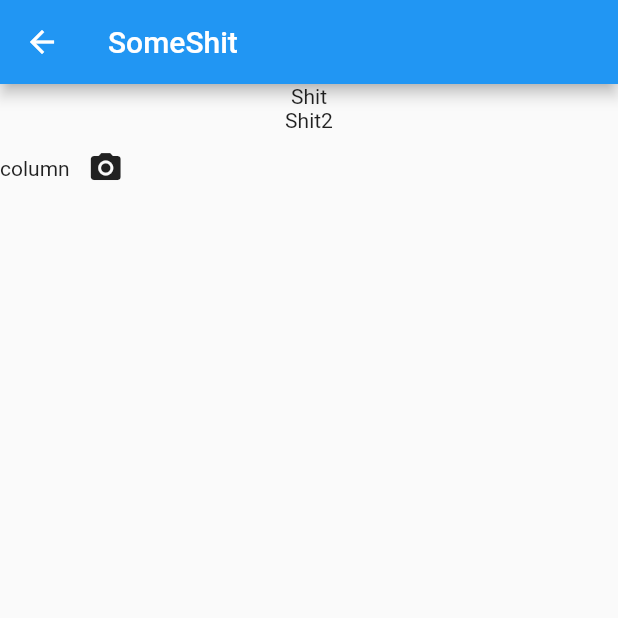
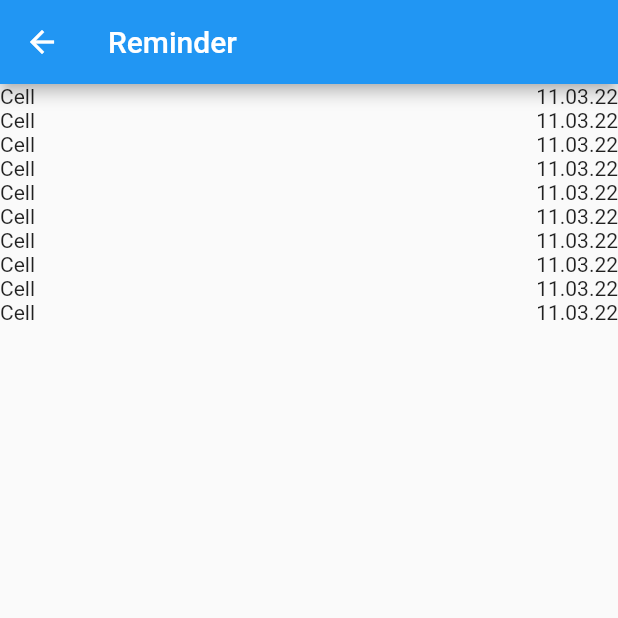
Before and after one commit to Maximusthefuture/TaskForHome, a Flutter app: the ReminderScreen screen opened directly, on a phone screen of 412 x 824 dp, the top half of it. Run offline on Flutter 3.47's test engine with Material 2 defaults, Android fonts, the phone set to English and light mode, and no system bars; our stand-ins replace cloud_firestore, firebase_auth, firebase_core, rxdart, shared_preferences; accounts and stored records are empty; network calls fail.

```diff
--- a/lib/presentation/screens/buy_list_screen.dart
+++ b/lib/presentation/screens/buy_list_screen.dart
@@ -5,7 +5,6 @@ import 'dart:async';
 import 'package:flutter/material.dart';
 import 'package:provider/provider.dart';
 import 'package:tasks_for_home/data/buy_todo_list.dart';
-import 'package:tasks_for_home/data/category.dart';
 import 'package:tasks_for_home/data/login_state.dart';
 import 'package:tasks_for_home/data/todo_list_repository_impl.dart';
 import 'package:tasks_for_home/widgets/buy_list_cell.dart';
@@ -19,6 +18,7 @@ class BuyListScreen extends StatefulWidget {
 
 class _BuyListScreenState extends State<BuyListScreen> {
   TodoListRepositoryImpl repository = new TodoListRepositoryImpl();
+  //TODO: need personal list?
 
   List<BuyList> buyList = [];
   StreamSubscription<QuerySnapshot>? _streamSubscription;
@@ -128,7 +128,13 @@ class _BuyListScreenState extends State<BuyListScreen> {
                 padding: EdgeInsets.all(16),
                 width: MediaQuery.of(context).size.width,
                 child: TextField(
+                  autofocus: true,
+                  decoration: InputDecoration(
+                    hintText: "Fare cose"
+
+                  ),
                   controller: myController,
+
                 )),
             Row(
               mainAxisSize: MainAxisSize.max,
@@ -145,11 +151,18 @@ class _BuyListScreenState extends State<BuyListScreen> {
                   child: IconButton(
                     icon: Icon(Icons.send),
                     onPressed: () {
+                      bool showToAll = true;
                       buyListModel = BuyList(
                           category: category,
                           item: myController.text,
                           isChecked: false);
-                      appState.addTodoList(buyListModel!);
+                          //TODO: SQLITE?
+                          if (showToAll)  {
+                            appState.addTodoList(buyListModel!);
+                          } else {
+                            // sqlite.addTodoList();
+                          }
+
                       Navigator.pop(context);
                       myController.clear();
                     },
--- a/lib/presentation/screens/reminder_screen.dart
+++ b/lib/presentation/screens/reminder_screen.dart
@@ -1,42 +1,27 @@
 import 'package:flutter/cupertino.dart';
 import 'package:flutter/material.dart';
+import 'package:tasks_for_home/widgets/reminder_cell.dart';
 
 class ReminderScreen extends StatefulWidget {
   @override
   _ReminderScreenState createState() => _ReminderScreenState();
 }
 
+//TODO: Local notification>?????
 class _ReminderScreenState extends State<ReminderScreen> {
   @override
   Widget build(BuildContext context) {
     return Scaffold(
       appBar: AppBar(
-        title: Text("SomeShit"),
+        title: Text("Reminder"),
       ),
       body: Container(
-        child: Column(
-          children: [
-            Text("Shit"),
-            Text("Shit2"),
-            Row(
-              children: [
+        child: ListView.builder(
+          itemCount: 10,
+          itemBuilder: (context, index) {
 
-                Column(
-                  crossAxisAlignment: CrossAxisAlignment.end,
-                  mainAxisAlignment: MainAxisAlignment.spaceEvenly,
-                  children: [
-
-                  Text("column"),
-
-                ]),
-                 IconButton(icon: Icon(Icons.camera_alt), onPressed: () {
-                    //Open camera here
-
-                 })
-              ],
-            )
-          ],
-        ),
+          return ReminderCell();
+        })
       ),
     );
   }
--- /dev/null
+++ b/lib/widgets/reminder_cell.dart
@@ -0,0 +1,13 @@
+import 'package:flutter/material.dart';
+
+class ReminderCell extends StatelessWidget {
+  const ReminderCell({Key? key}) : super(key: key);
+
+  @override
+  Widget build(BuildContext context) {
+    return Container(
+        child: Row(
+      children: [Text("Cell"), Spacer(), Text("11.03.22")],
+    ));
+  }
+}
```
